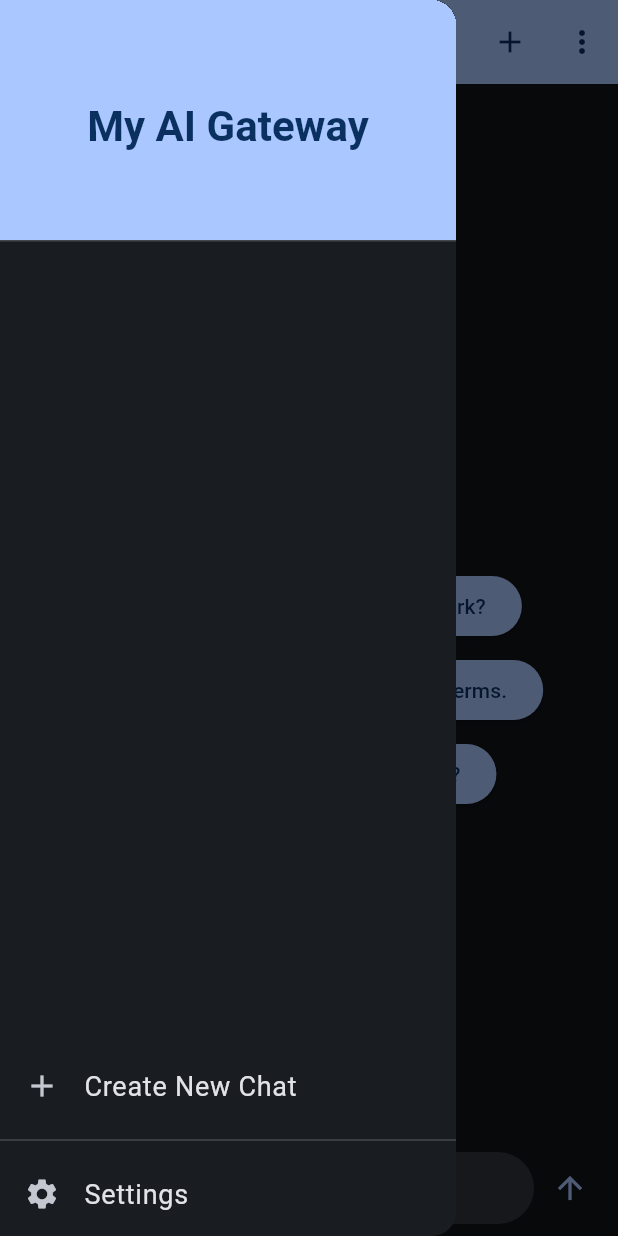
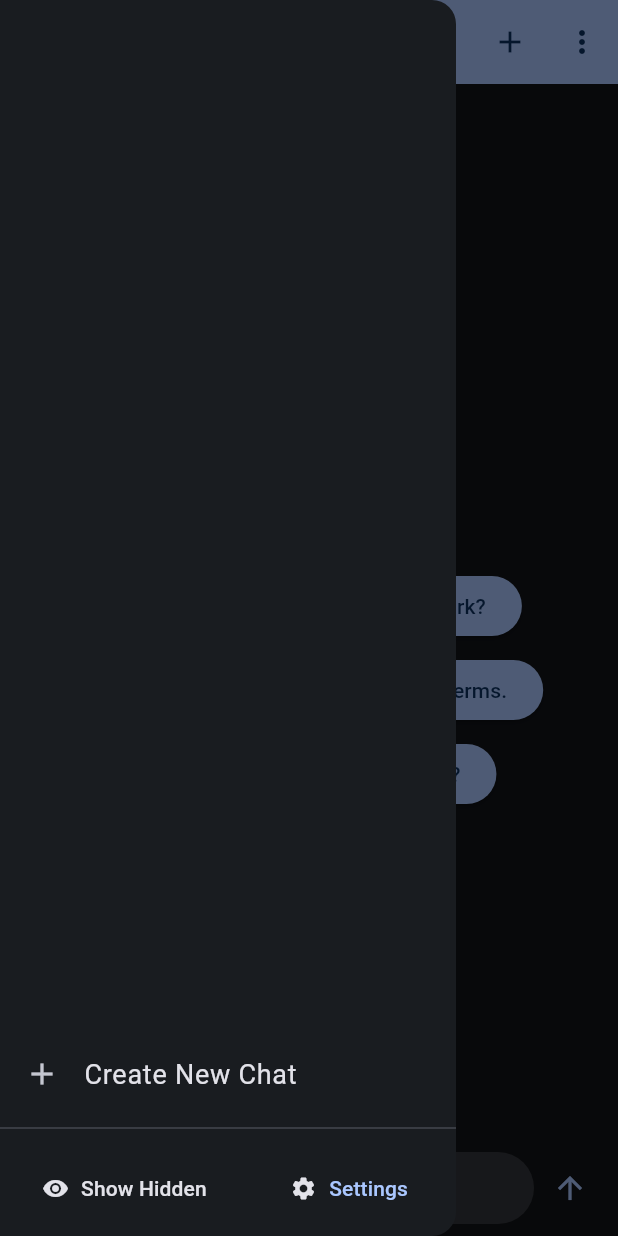
Before and after one commit to Codycody31/my-ai-gateway, a Flutter app: the screen it shows after launch, with the side drawer open, on a phone screen of 412 x 824 dp. Run offline on Flutter 3.47's test engine with Material 3 defaults, Android fonts, the phone set to English and light mode, and no system bars; our stand-ins replace flutter_markdown, package_info_plus, sqflite, sqflite_common_ffi; missing offline and left inert: flutter_settings_ui, markdown, window_manager; accounts and stored records are empty.

Commit message:
feat: hidden chats

```diff
--- a/lib/models/chat.dart
+++ b/lib/models/chat.dart
@@ -5,8 +5,16 @@ class Chat {
   String modelName;
   final String createdAt;
   String lastActiveAt;
+  bool hidden;
 
-  Chat({required this.id, required this.name, required this.providerId, required this.modelName, required this.createdAt, required this.lastActiveAt});
+  Chat(
+      {required this.id,
+      required this.name,
+      required this.providerId,
+      required this.modelName,
+      required this.createdAt,
+      required this.lastActiveAt,
+      this.hidden = false});
 
   // Factory constructor to create a Model instance from JSON
   factory Chat.fromJson(Map<String, dynamic> json) {
@@ -17,6 +25,7 @@ class Chat {
       modelName: json['model_name'] as String,
       createdAt: json['created_at'] as String,
       lastActiveAt: json['last_active_at'] as String,
+      hidden: json['hidden'] == 1,
     );
   }
 
@@ -28,6 +37,7 @@ class Chat {
         'model_name': modelName,
         'created_at': createdAt,
         'last_active_at': lastActiveAt,
+        'hidden': hidden ? 1 : 0,
       };
 
   // Serialize the Model instance to Map
@@ -39,6 +49,7 @@ class Chat {
       'model_name': modelName,
       'created_at': createdAt,
       'last_active_at': lastActiveAt,
+      'hidden': hidden ? 1 : 0,
     };
   }
 }
--- a/lib/pages/chat.dart
+++ b/lib/pages/chat.dart
@@ -38,15 +38,17 @@ class _ChatPageState extends State<ChatPage> {
     "What are the latest tech trends?",
   ];
 
+  final ScrollController _scrollController = ScrollController();
+
   int _selectedChat = 0;
   int _selectedProvider = 0;
   String _selectedModel = "";
   bool _loading = false;
   bool _sendingMessage = false;
-  final ScrollController _scrollController = ScrollController();
   bool _showScrollDownButton = false;
   bool _showProviderModelInfo = false;
   bool _formatModelNames = false;
+  bool _showHiddenChats = false;
 
   ApiService llmApi = ApiService(apiUrl: '', authToken: "", apiType: "");
 
@@ -80,7 +82,7 @@ class _ChatPageState extends State<ChatPage> {
         debugPrint('Error fetching providers: $e');
       });
 
-// Fetch the last opened chat
+      // Fetch the last opened chat
       DatabaseService.instance.getLastOpenedChat().then((chatId) async {
         if (chatId != null && chatId != 0) {
           debugPrint('Last opened chat found: $chatId');
@@ -103,7 +105,7 @@ class _ChatPageState extends State<ChatPage> {
       });
 
       // Load all chats
-      DatabaseService.instance.readAllChats().then((chats) {
+      DatabaseService.instance.readAllChats(_showHiddenChats).then((chats) {
         setState(() {
           _chats = chats;
         });
@@ -122,9 +124,7 @@ class _ChatPageState extends State<ChatPage> {
         debugPrint('Error fetching config for show_provider_model_info: $e');
       });
 
-      DatabaseService.instance
-          .getConfig('format_model_names')
-          .then((value) {
+      DatabaseService.instance.getConfig('format_model_names').then((value) {
         setState(() {
           _formatModelNames = value == '1';
         });
@@ -722,7 +722,8 @@ class _ChatPageState extends State<ChatPage> {
         final parts = uri.pathSegments;
         if (parts.length >= 2) {
           final modelName = parts.last.split(":")[0]; // Get model name
-          final quantization = parts.last.contains(":") ? "(${parts.last.split(":")[1]})" : "";
+          final quantization =
+              parts.last.contains(":") ? "(${parts.last.split(":")[1]})" : "";
           return "$modelName $quantization";
         }
       }
@@ -925,7 +926,9 @@ class _ChatPageState extends State<ChatPage> {
                 }
               : null,
           child: Text(
-            _selectedModel == "" ? "Select a model" : formatModelName(_selectedModel),
+            _selectedModel == ""
+                ? "Select a model"
+                : formatModelName(_selectedModel),
             style: theme.textTheme.titleLarge?.copyWith(
               color: colorScheme.onPrimary,
             ),
@@ -1039,13 +1042,18 @@ class _ChatPageState extends State<ChatPage> {
                       const SizedBox(width: 8),
                       Expanded(
                         child: Text(
-                        formatModelName(model),
-                        overflow: TextOverflow.ellipsis, // Prevents overflow
-                        maxLines: 1, // Keeps it single-line
-                        softWrap: false, // Avoids unnecessary wrapping
-                        style: Theme.of(context).textTheme.bodySmall?.copyWith(fontSize: 12),
-                      ),
-
+                          formatModelName(model),
+                          overflow: TextOverflow.ellipsis,
+                          // Prevents overflow
+                          maxLines: 1,
+                          // Keeps it single-line
+                          softWrap: false,
+                          // Avoids unnecessary wrapping
+                          style: Theme.of(context)
+                              .textTheme
+                              .bodySmall
+                              ?.copyWith(fontSize: 12),
+                        ),
                       ),
                     ],
                   ),
@@ -1161,20 +1169,9 @@ class _ChatPageState extends State<ChatPage> {
       drawer: Drawer(
         child: Column(
           children: [
-            DrawerHeader(
-              decoration: BoxDecoration(color: colorScheme.primary),
-              child: Center(
-                child: Text(
-                  'My AI Gateway',
-                  style: theme.textTheme.headlineMedium?.copyWith(
-                    color: colorScheme.onPrimary,
-                  ),
-                ),
-              ),
-            ),
             Expanded(
               child: FutureBuilder<List<Chat>>(
-                future: DatabaseService.instance.readAllChats(),
+                future: DatabaseService.instance.readAllChats(_showHiddenChats),
                 // Fetch sorted chats
                 builder: (context, snapshot) {
                   if (!snapshot.hasData) {
@@ -1221,6 +1218,23 @@ class _ChatPageState extends State<ChatPage> {
                                             Navigator.pop(context, 'rename'),
                                       ),
                                       ListTile(
+                                        leading: chat.hidden
+                                            ? const Icon(Icons.visibility)
+                                            : const Icon(Icons.visibility_off),
+                                        title: Text(
+                                            chat.hidden ? 'Unhide' : 'Hide'),
+                                        onTap: () {
+                                          chat.hidden
+                                              ? DatabaseService.instance
+                                                  .unhideChat(chat.id)
+                                              : DatabaseService.instance
+                                                  .hideChat(chat.id);
+
+                                          _refetchKeyData();
+                                          Navigator.pop(context);
+                                        },
+                                      ),
+                                      ListTile(
                                         leading: const Icon(Icons.delete),
                                         title: const Text('Delete'),
                                         onTap: () =>
@@ -1239,7 +1253,7 @@ class _ChatPageState extends State<ChatPage> {
                             },
                             child: ListTile(
                               leading: Icon(
-                                Icons.chat,
+                                chat.hidden ? Icons.visibility_off : Icons.chat,
                                 color: isSelected
                                     ? Theme.of(context).colorScheme.onPrimary
                                     : Theme.of(context).colorScheme.onSurface,
@@ -1301,7 +1315,6 @@ class _ChatPageState extends State<ChatPage> {
                 },
               ),
             ),
-
             ListTile(
               leading: const Icon(Icons.add),
               title: const Text("Create New Chat"),
@@ -1311,13 +1324,53 @@ class _ChatPageState extends State<ChatPage> {
               }, // Adds a new chat
             ),
             const Divider(),
-            ListTile(
-              leading: const Icon(Icons.settings),
-              title: const Text("Settings"),
-              onTap: () {
-                Navigator.pop(context); // Close the drawer
-                _navigateToSettings();
-              },
+            Padding(
+              padding:
+                  const EdgeInsets.symmetric(horizontal: 16.0, vertical: 8.0),
+              child: Row(
+                mainAxisAlignment: MainAxisAlignment.spaceBetween,
+                children: [
+                  // Show Hidden Chats Button
+                  TextButton.icon(
+                    icon: Icon(
+                      _showHiddenChats
+                          ? Icons.visibility_off
+                          : Icons.visibility,
+                      color: Theme.of(context).colorScheme.onSurface,
+                    ),
+                    label: Text(
+                      _showHiddenChats ? "Hide Hidden" : "Show Hidden",
+                      style: TextStyle(
+                        fontSize: 14, // Smaller text
+                        color: Theme.of(context).colorScheme.onSurface,
+                      ),
+                    ),
+                    onPressed: () async {
+                      setState(() {
+                        _showHiddenChats = !_showHiddenChats;
+                      });
+
+                      _refetchKeyData();
+                    },
+                  ),
+
+                  // Settings Button
+                  TextButton.icon(
+                    icon: Icon(
+                      Icons.settings,
+                      color: Theme.of(context).colorScheme.onSurface,
+                    ),
+                    label: Text(
+                      "Settings",
+                      style: TextStyle(fontSize: 14),
+                    ),
+                    onPressed: () {
+                      Navigator.pop(context);
+                      _navigateToSettings();
+                    },
+                  ),
+                ],
+              ),
             ),
           ],
         ),
--- a/lib/pages/settings.dart
+++ b/lib/pages/settings.dart
@@ -99,7 +99,7 @@ class _SettingsPageState extends State<SettingsPage> {
 
   Future<void> _loadShowProviderModelInfo() async {
     final showInfo =
-    await DatabaseService.instance.getConfig('show_provider_model_info');
+        await DatabaseService.instance.getConfig('show_provider_model_info');
     setState(() {
       _showProviderModelInfo = showInfo == '1';
     });
@@ -115,7 +115,7 @@ class _SettingsPageState extends State<SettingsPage> {
 
   Future<void> _loadFormatModelNames() async {
     final formatModelNames =
-    await DatabaseService.instance.getConfig('format_model_names');
+        await DatabaseService.instance.getConfig('format_model_names');
     setState(() {
       _formatModelNames = formatModelNames == '1';
     });
@@ -167,7 +167,6 @@ class _SettingsPageState extends State<SettingsPage> {
                 ),
                 onToggle: (value) => _setFormatModelNames(value),
               ),
-
               SettingsTile(
                 title: const Text('About'),
                 leading: const Icon(Icons.info),
@@ -586,7 +585,6 @@ class _SettingsPageState extends State<SettingsPage> {
                                 style: const TextStyle(color: Colors.red),
                               ),
                             ),
-
                           if (urlController.text.isEmpty && models.isEmpty)
                             const Text(
                               'Enter API URL to fetch models',
```
Also changed, not shown: lib/services/database.dart (+24 -4 lines). Lines whose indentation alone changed are shown as unchanged.
